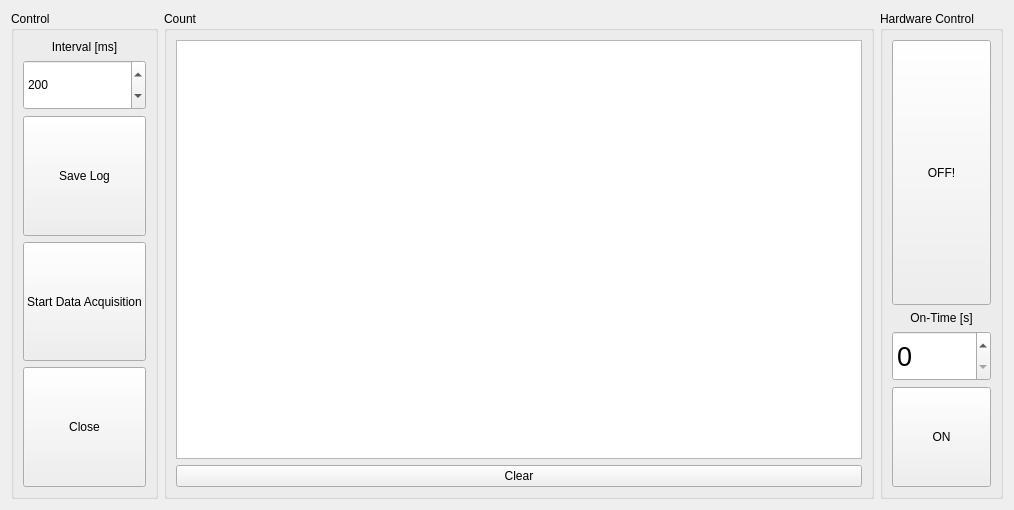
The window that rpi_gui.ui (atzengin/RPi-Frequency-Counter-Software) describes before a commit, drawn with Qt 5.
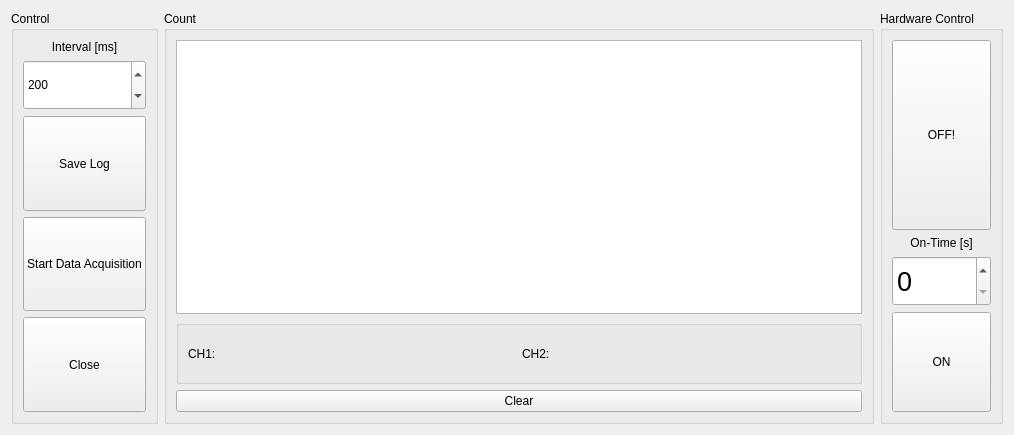
The same window after the commit.

Commit message: Added send over TCP and fixed some GUI issues

Patch:
```diff
--- a/rpi_gui.ui
+++ b/rpi_gui.ui
@@ -7,7 +7,7 @@
     <x>0</x>
     <y>0</y>
     <width>1014</width>
-    <height>510</height>
+    <height>435</height>
    </rect>
   </property>
   <property name="windowTitle">
@@ -124,13 +124,91 @@
         <item row="0" column="1">
          <widget class="QTextEdit" name="liste_sayim"/>
         </item>
-        <item row="1" column="1">
+        <item row="2" column="1">
          <widget class="QPushButton" name="button_clear">
           <property name="text">
            <string>Clear</string>
           </property>
          </widget>
         </item>
+        <item row="1" column="1">
+         <widget class="QGroupBox" name="gridGroupBox">
+          <property name="sizePolicy">
+           <sizepolicy hsizetype="Minimum" vsizetype="Preferred">
+            <horstretch>0</horstretch>
+            <verstretch>0</verstretch>
+           </sizepolicy>
+          </property>
+          <layout class="QGridLayout" name="gridLayout_3">
+           <item row="0" column="0">
+            <widget class="QLabel" name="label_3">
+             <property name="sizePolicy">
+              <sizepolicy hsizetype="Minimum" vsizetype="Preferred">
+               <horstretch>0</horstretch>
+               <verstretch>0</verstretch>
+              </sizepolicy>
+             </property>
+             <property name="text">
+              <string>CH1: </string>
+             </property>
+            </widget>
+           </item>
+           <item row="0" column="2">
+            <widget class="QLabel" name="label_5">
+             <property name="sizePolicy">
+              <sizepolicy hsizetype="Minimum" vsizetype="Preferred">
+               <horstretch>0</horstretch>
+               <verstretch>0</verstretch>
+              </sizepolicy>
+             </property>
+             <property name="text">
+              <string>CH2: </string>
+             </property>
+            </widget>
+           </item>
+           <item row="0" column="1">
+            <widget class="QLabel" name="labelCH1">
+             <property name="sizePolicy">
+              <sizepolicy hsizetype="MinimumExpanding" vsizetype="Preferred">
+               <horstretch>0</horstretch>
+               <verstretch>0</verstretch>
+              </sizepolicy>
+             </property>
+             <property name="font">
+              <font>
+               <pointsize>24</pointsize>
+               <weight>75</weight>
+               <bold>true</bold>
+              </font>
+             </property>
+             <property name="text">
+              <string/>
+             </property>
+            </widget>
+           </item>
+           <item row="0" column="3">
+            <widget class="QLabel" name="labelCH2">
+             <property name="sizePolicy">
+              <sizepolicy hsizetype="MinimumExpanding" vsizetype="Preferred">
+               <horstretch>0</horstretch>
+               <verstretch>0</verstretch>
+              </sizepolicy>
+             </property>
+             <property name="font">
+              <font>
+               <pointsize>24</pointsize>
+               <weight>75</weight>
+               <bold>true</bold>
+              </font>
+             </property>
+             <property name="text">
+              <string/>
+             </property>
+            </widget>
+           </item>
+          </layout>
+         </widget>
+        </item>
        </layout>
       </widget>
      </item>
```
The commit also changes 2 other files.
